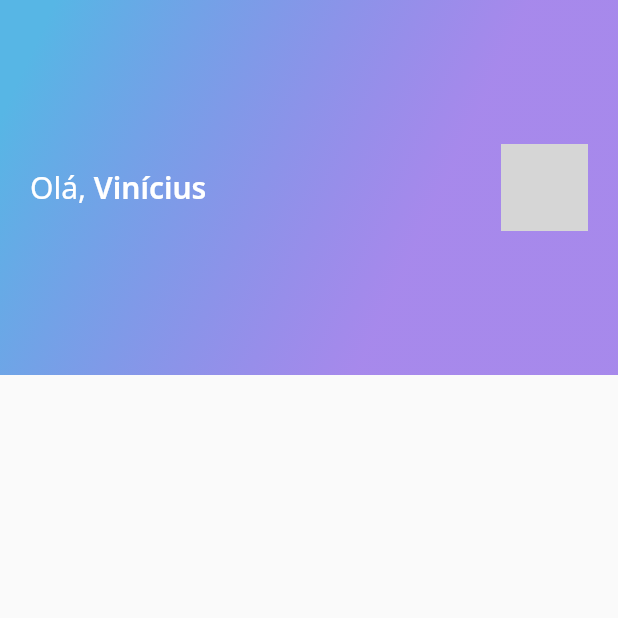
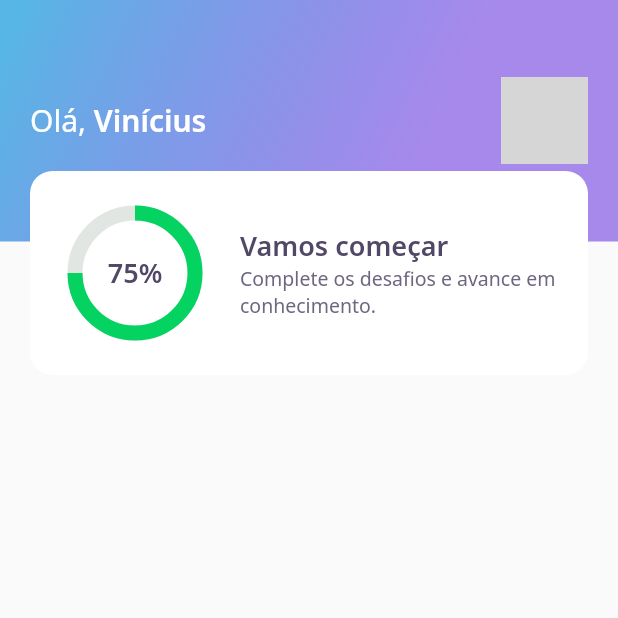
Before and after one commit to ViniciusHSAraujo/DevQuiz-MOBILE, a Flutter app: the screen it shows after launch, on a phone screen of 412 x 824 dp, the top half of it. Run offline on Flutter 3.47's test engine with Material 2 defaults, Android fonts, the phone set to English and light mode, and no system bars; our stand-ins replace google_fonts; network calls fail; grey boxes are pictures that could not be loaded.

Commit message:
[AULA-01] - Finalização do ScoreCardWidget estático.

```diff
--- a/lib/application/widgets/app_bar.widget.dart
+++ b/lib/application/widgets/app_bar.widget.dart
@@ -1,5 +1,6 @@
 import 'package:devquiz/application/constants/app_gradients.dart';
 import 'package:devquiz/application/theme/app_text_styles.dart';
+import 'package:devquiz/application/widgets/score_card.widget.dart';
 import 'package:flutter/material.dart';
 
 class AppBarWidget extends PreferredSize {
@@ -8,11 +9,15 @@ class AppBarWidget extends PreferredSize {
           preferredSize: Size.fromHeight(250),
           child: Container(
             height: 250,
+            child: Stack(
+              children: [
+                Container(
+                  height: 161,
+                  width: double.maxFinite,
+                  padding: EdgeInsets.symmetric(horizontal: 20),
                   decoration: BoxDecoration(
                     gradient: AppGradients.linear,
                   ),
-            child: Padding(
-              padding: const EdgeInsets.symmetric(horizontal: 20),
                   child: Row(
                     mainAxisAlignment: MainAxisAlignment.spaceBetween,
                     children: [
@@ -35,10 +40,15 @@ class AppBarWidget extends PreferredSize {
                           borderRadius: BorderRadius.circular(10),
                           image: DecorationImage(
                             image: NetworkImage(
-                                "https://avatars.githubusercontent.com/u/44041869?s=400&u=6b9c86708fca609821ae0893ae2c93a928048b4a&v=4"))),
-                  )
+                                "https://avatars.githubusercontent.com/u/44041869?s=400&u=6b9c86708fca609821ae0893ae2c93a928048b4a&v=4"),
+                          ),
+                        ),
+                      ),
                     ],
                   ),
+                ),
+                Align(alignment: Alignment(0.0, 1.0), child: ScoreCardWidget())
+              ],
             ),
           ),
         );
--- /dev/null
+++ b/lib/application/widgets/charts/circle_chart.widget.dart
@@ -0,0 +1,32 @@
+import 'package:devquiz/application/constants/app_colors.dart';
+import 'package:devquiz/application/theme/app_text_styles.dart';
+import 'package:flutter/material.dart';
+
+class CircleChartWidget extends StatelessWidget {
+  @override
+  Widget build(BuildContext context) {
+    return Container(
+      width: 80,
+      height: 80,
+      child: Stack(
+        alignment: Alignment.center,
+        children: [
+          Container(
+            width: 80,
+            height: 80,
+            child: CircularProgressIndicator(
+              strokeWidth: 10,
+              value: 0.75,
+              backgroundColor: AppColors.chartSecondary,
+              valueColor: AlwaysStoppedAnimation<Color>(AppColors.chartPrimary),
+            ),
+          ),
+          Text(
+            "75%",
+            style: AppTextStyles.heading,
+          )
+        ],
+      ),
+    );
+  }
+}
--- /dev/null
+++ b/lib/application/widgets/score_card.widget.dart
@@ -0,0 +1,52 @@
+import 'package:devquiz/application/constants/app_colors.dart';
+import 'package:devquiz/application/theme/app_text_styles.dart';
+import 'package:devquiz/application/widgets/charts/circle_chart.widget.dart';
+import 'package:flutter/material.dart';
+
+class ScoreCardWidget extends StatelessWidget {
+  @override
+  Widget build(BuildContext context) {
+    return Padding(
+      padding: EdgeInsets.symmetric(horizontal: 20),
+      child: Container(
+        height: 136,
+        decoration: BoxDecoration(
+          color: AppColors.white,
+          borderRadius: BorderRadius.circular(15),
+        ),
+        child: Padding(
+          padding: EdgeInsets.symmetric(vertical: 8, horizontal: 12),
+          child: Row(
+            crossAxisAlignment: CrossAxisAlignment.center,
+            children: [
+              Expanded(
+                flex: 2,
+                child: CircleChartWidget(),
+              ),
+              Expanded(
+                flex: 4,
+                child: Padding(
+                  padding: EdgeInsets.only(left: 12),
+                  child: Column(
+                    mainAxisAlignment: MainAxisAlignment.center,
+                    crossAxisAlignment: CrossAxisAlignment.start,
+                    children: [
+                      Text(
+                        "Vamos começar",
+                        style: AppTextStyles.heading,
+                      ),
+                      Text(
+                        "Complete os desafios e avance em conhecimento.",
+                        style: AppTextStyles.body,
+                      ),
+                    ],
+                  ),
+                ),
+              )
+            ],
+          ),
+        ),
+      ),
+    );
+  }
+}
```
Lines whose indentation alone changed are shown as unchanged.
